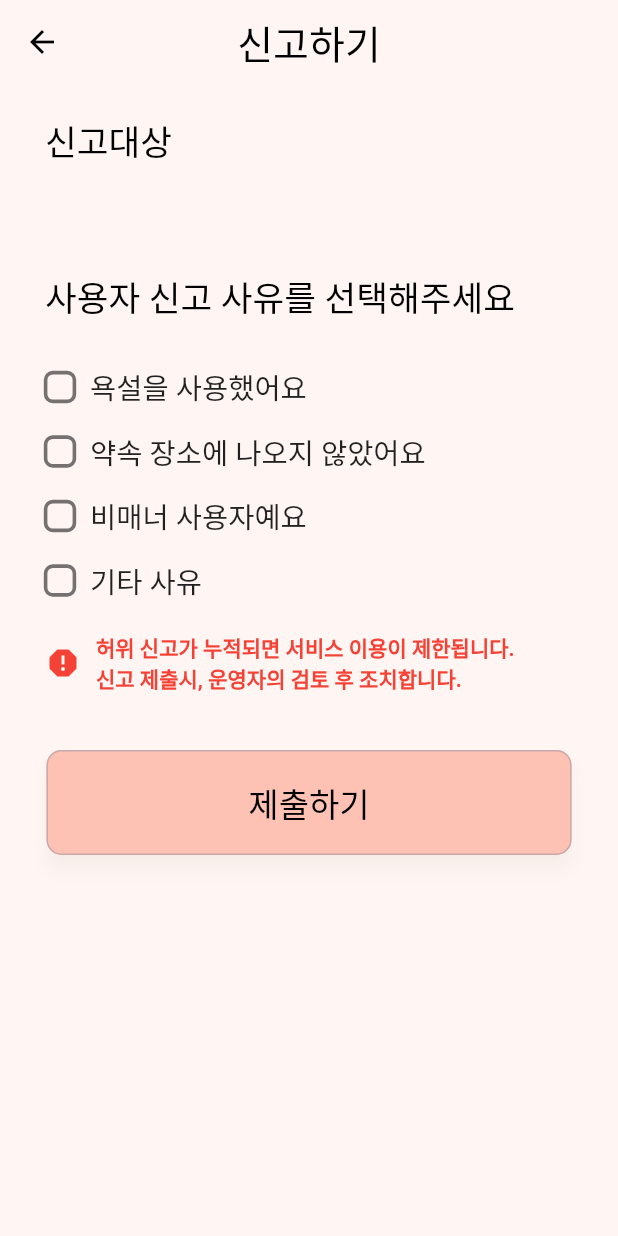
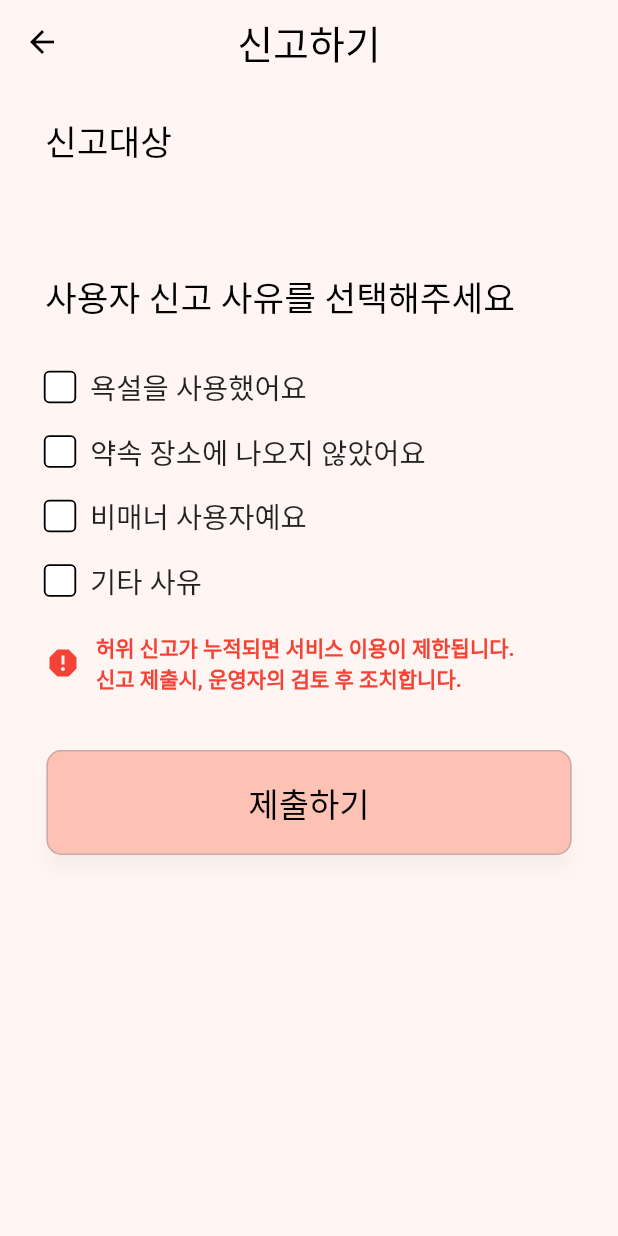
Before and after one commit to TEAM-LINRING/LINRING-FRONT, a Flutter app: the screen it shows after launch, on a phone screen of 412 x 824 dp. Run offline on Flutter 3.47's test engine with Material 2 defaults, Android fonts, the phone set to English and light mode, and no system bars; our stand-ins replace carousel_slider, flutter_dotenv; Roboto replaces fonts that are missing (Pretendard).

Commit message:
Feat: 체크박스 기능 추가
- 하나의 체크박스만 선택할 수 있는 기능을 추가하였습니다. (다른 것을 눌렀을 때 기존 선택된 체크박스 선택 해제됨)
- 체크박스의 디자인을 변경하였습니다.
    - focus되지 않았을 때도 fillcolor를
      white로 고정
    - border 5->3 으로 변경

```diff
--- a/lib/screens/report_screen.dart
+++ b/lib/screens/report_screen.dart
@@ -80,22 +80,27 @@ class _ReportScreenState extends State<ReportScreen> {
                               onChanged: (value) {
                                 setState(() {
                                   _isChecked1 = value!;
+                                  _isChecked2 = false;
+                                  _isChecked3 = false;
+                                  _isChecked4 = false;
                                 });
                               },
                               checkColor: Colors.black,
                               activeColor: Colors.white,
                               fillColor:
                                   MaterialStateProperty.resolveWith((states) {
-                                  if (states.contains(MaterialState.selected)) {
                                 return Colors.white;
-                                  }
-                                  return null;
                               }),
                               materialTapTargetSize:
                                   MaterialTapTargetSize.shrinkWrap,
                               splashRadius: 0,
                               shape: RoundedRectangleBorder(
-                                    borderRadius: BorderRadius.circular(5))),
+                                  borderRadius: BorderRadius.circular(3)),
+                              side: MaterialStateBorderSide.resolveWith(
+                                (states) => const BorderSide(
+                                    width: 1.0, color: Colors.black),
+                              ),
+                            ),
                           ),
                         ),
                         const SizedBox(
@@ -157,22 +162,27 @@ class _ReportScreenState extends State<ReportScreen> {
                               onChanged: (value) {
                                 setState(() {
                                   _isChecked2 = value!;
+                                  _isChecked1 = false;
+                                  _isChecked3 = false;
+                                  _isChecked4 = false;
                                 });
                               },
                               checkColor: Colors.black,
                               activeColor: Colors.white,
                               fillColor:
                                   MaterialStateProperty.resolveWith((states) {
-                                  if (states.contains(MaterialState.selected)) {
                                 return Colors.white;
-                                  }
-                                  return null;
                               }),
                               materialTapTargetSize:
                                   MaterialTapTargetSize.shrinkWrap,
                               splashRadius: 0,
                               shape: RoundedRectangleBorder(
-                                    borderRadius: BorderRadius.circular(5))),
+                                  borderRadius: BorderRadius.circular(3)),
+                              side: MaterialStateBorderSide.resolveWith(
+                                (states) => const BorderSide(
+                                    width: 1.0, color: Colors.black),
+                              ),
+                            ),
                           ),
                         ),
                         const SizedBox(
@@ -234,22 +244,27 @@ class _ReportScreenState extends State<ReportScreen> {
                               onChanged: (value) {
                                 setState(() {
                                   _isChecked3 = value!;
+                                  _isChecked1 = false;
+                                  _isChecked2 = false;
+                                  _isChecked4 = false;
                                 });
                               },
                               checkColor: Colors.black,
                               activeColor: Colors.white,
                               fillColor:
                                   MaterialStateProperty.resolveWith((states) {
-                                  if (states.contains(MaterialState.selected)) {
                                 return Colors.white;
-                                  }
-                                  return null;
                               }),
                               materialTapTargetSize:
                                   MaterialTapTargetSize.shrinkWrap,
                               splashRadius: 0,
                               shape: RoundedRectangleBorder(
-                                    borderRadius: BorderRadius.circular(5))),
+                                  borderRadius: BorderRadius.circular(3)),
+                              side: MaterialStateBorderSide.resolveWith(
+                                (states) => const BorderSide(
+                                    width: 1.0, color: Colors.black),
+                              ),
+                            ),
                           ),
                         ),
                         const SizedBox(
@@ -311,22 +326,27 @@ class _ReportScreenState extends State<ReportScreen> {
                               onChanged: (value) {
                                 setState(() {
                                   _isChecked4 = value!;
+                                  _isChecked1 = false;
+                                  _isChecked2 = false;
+                                  _isChecked3 = false;
                                 });
                               },
                               checkColor: Colors.black,
                               activeColor: Colors.white,
                               fillColor:
                                   MaterialStateProperty.resolveWith((states) {
-                                  if (states.contains(MaterialState.selected)) {
                                 return Colors.white;
-                                  }
-                                  return null;
                               }),
                               materialTapTargetSize:
                                   MaterialTapTargetSize.shrinkWrap,
                               splashRadius: 0,
                               shape: RoundedRectangleBorder(
-                                    borderRadius: BorderRadius.circular(5))),
+                                  borderRadius: BorderRadius.circular(3)),
+                              side: MaterialStateBorderSide.resolveWith(
+                                (states) => const BorderSide(
+                                    width: 1.0, color: Colors.black),
+                              ),
+                            ),
                           ),
                         ),
                         const SizedBox(
```
Lines whose indentation alone changed are shown as unchanged.
